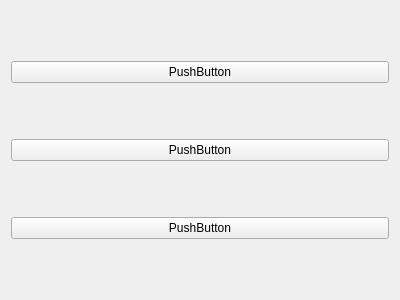
This is Diary_2/menu.ui in fooxer9/Diary as Qt 5 draws it before an edit. The edited form follows.
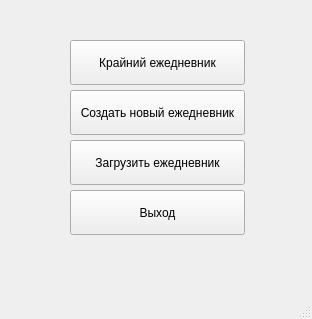
This is the edited form.

Commit message: Was made two else GUI windows

What changed in the file:
```diff
--- a/Diary_2/menu.ui
+++ b/Diary_2/menu.ui
@@ -1,41 +1,101 @@
 <?xml version="1.0" encoding="UTF-8"?>
 <ui version="4.0">
- <class>Form</class>
- <widget class="QWidget" name="Form">
+ <class>Menu</class>
+ <widget class="QMainWindow" name="Menu">
   <property name="geometry">
    <rect>
     <x>0</x>
     <y>0</y>
-    <width>400</width>
-    <height>300</height>
+    <width>312</width>
+    <height>319</height>
    </rect>
   </property>
+  <property name="sizePolicy">
+   <sizepolicy hsizetype="Fixed" vsizetype="Fixed">
+    <horstretch>0</horstretch>
+    <verstretch>0</verstretch>
+   </sizepolicy>
+  </property>
   <property name="windowTitle">
    <string>Form</string>
   </property>
-  <layout class="QGridLayout" name="gridLayout">
-   <item row="1" column="1">
-    <widget class="QPushButton" name="pushButton_2">
-     <property name="text">
-      <string>PushButton</string>
-     </property>
-    </widget>
-   </item>
-   <item row="2" column="1">
-    <widget class="QPushButton" name="pushButton">
-     <property name="text">
-      <string>PushButton</string>
-     </property>
-    </widget>
-   </item>
-   <item row="0" column="1">
-    <widget class="QPushButton" name="pushButton_3">
-     <property name="text">
-      <string>PushButton</string>
-     </property>
-    </widget>
-   </item>
-  </layout>
+  <widget class="QWidget" name="centralwidget">
+   <widget class="QPushButton" name="lastButton">
+    <property name="geometry">
+     <rect>
+      <x>70</x>
+      <y>40</y>
+      <width>175</width>
+      <height>45</height>
+     </rect>
+    </property>
+    <property name="text">
+     <string>Крайний ежедневник</string>
+    </property>
+   </widget>
+   <widget class="QPushButton" name="pushButton_4">
+    <property name="geometry">
+     <rect>
+      <x>70</x>
+      <y>190</y>
+      <width>175</width>
+      <height>45</height>
+     </rect>
+    </property>
+    <property name="text">
+     <string>Выход</string>
+    </property>
+   </widget>
+   <widget class="QPushButton" name="pushButton_3">
+    <property name="geometry">
+     <rect>
+      <x>70</x>
+      <y>140</y>
+      <width>175</width>
+      <height>45</height>
+     </rect>
+    </property>
+    <property name="sizePolicy">
+     <sizepolicy hsizetype="Preferred" vsizetype="Preferred">
+      <horstretch>0</horstretch>
+      <verstretch>0</verstretch>
+     </sizepolicy>
+    </property>
+    <property name="layoutDirection">
+     <enum>Qt::LeftToRight</enum>
+    </property>
+    <property name="text">
+     <string>Загрузить ежедневник</string>
+    </property>
+    <property name="autoDefault">
+     <bool>false</bool>
+    </property>
+   </widget>
+   <widget class="QPushButton" name="pushButton_2">
+    <property name="geometry">
+     <rect>
+      <x>70</x>
+      <y>90</y>
+      <width>175</width>
+      <height>45</height>
+     </rect>
+    </property>
+    <property name="text">
+     <string>Создать новый ежедневник</string>
+    </property>
+   </widget>
+  </widget>
+  <widget class="QMenuBar" name="menubar">
+   <property name="geometry">
+    <rect>
+     <x>0</x>
+     <y>0</y>
+     <width>312</width>
+     <height>20</height>
+    </rect>
+   </property>
+  </widget>
+  <widget class="QStatusBar" name="statusbar"/>
  </widget>
  <resources/>
  <connections/>
```
Left out of the diff: 2 changed lines with no effect on the pictures. The commit also changes 12 other files.
